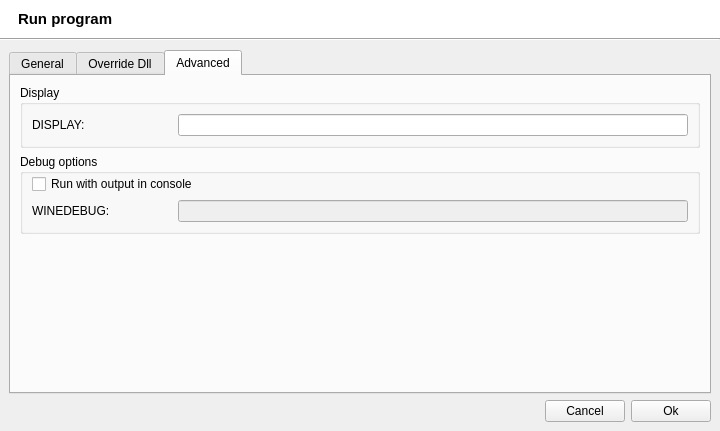
Old version of the form src/Run.ui in the repository brezerk/q4wine.
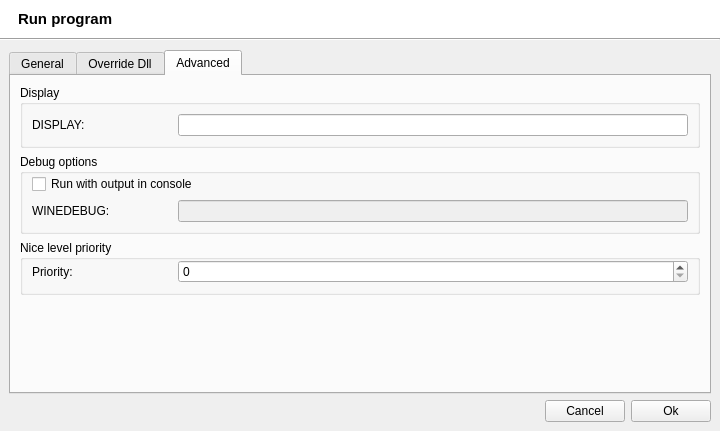
New version of the form. The open tabs and pages were chosen to show the change.

Patch:
```diff
--- a/src/Run.ui
+++ b/src/Run.ui
@@ -605,6 +605,56 @@
             </layout>
            </widget>
           </item>
+          <item>
+           <widget class="QGroupBox" name="groupBox_9" >
+            <property name="title" >
+             <string>Nice level priority</string>
+            </property>
+            <layout class="QVBoxLayout" name="_3" >
+             <property name="topMargin" >
+              <number>0</number>
+             </property>
+             <item>
+              <widget class="QWidget" native="1" name="widget_14" >
+               <layout class="QHBoxLayout" name="_4" >
+                <property name="margin" >
+                 <number>0</number>
+                </property>
+                <item>
+                 <widget class="QLabel" name="label_13" >
+                  <property name="minimumSize" >
+                   <size>
+                    <width>140</width>
+                    <height>0</height>
+                   </size>
+                  </property>
+                  <property name="maximumSize" >
+                   <size>
+                    <width>140</width>
+                    <height>16777215</height>
+                   </size>
+                  </property>
+                  <property name="text" >
+                   <string>Priority:</string>
+                  </property>
+                 </widget>
+                </item>
+                <item>
+                 <widget class="QSpinBox" name="txtNice" >
+                  <property name="minimum" >
+                   <number>0</number>
+                  </property>
+                  <property name="maximum" >
+                   <number>20</number>
+                  </property>
+                 </widget>
+                </item>
+               </layout>
+              </widget>
+             </item>
+            </layout>
+           </widget>
+          </item>
           <item>
            <spacer>
             <property name="orientation" >
```
Left out of the diff: 58 changed lines with no effect on the pictures.
